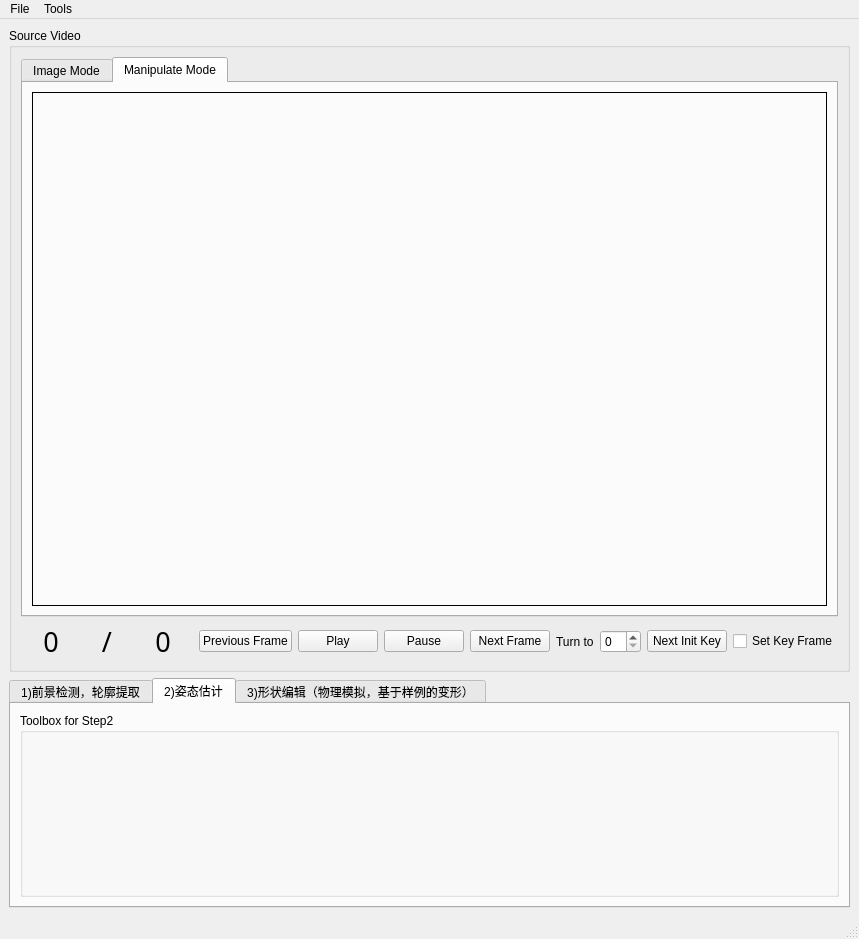
The window that PCM/qt_gui/ui/VideoEditingScene.ui (FLOWERCLOUD/ebpd_vs2015) describes before a commit, drawn with Qt 5.
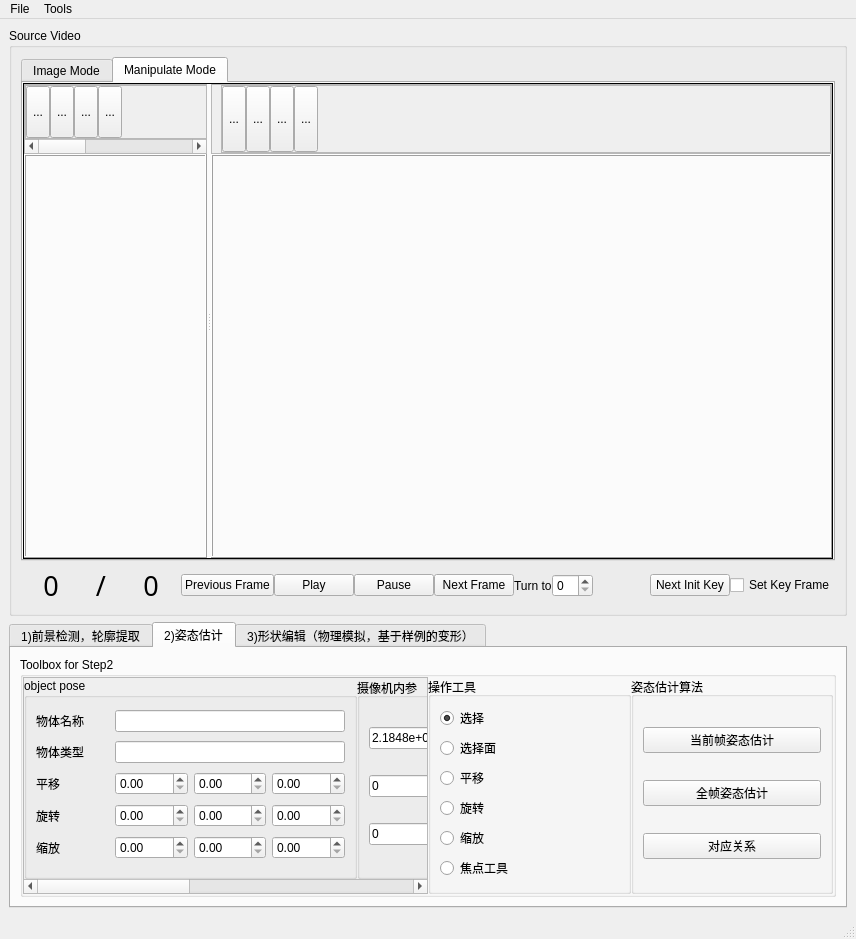
The same window after the commit. The open tabs and pages were chosen to show the change. Custom widgets are drawn as their Qt base class.

What changed in the file:
```diff
--- a/PCM/qt_gui/ui/VideoEditingScene.ui
+++ b/PCM/qt_gui/ui/VideoEditingScene.ui
@@ -101,6 +101,21 @@
              <string>Manipulate Mode</string>
             </attribute>
             <layout class="QVBoxLayout" name="verticalLayout_7">
+             <property name="spacing">
+              <number>0</number>
+             </property>
+             <property name="leftMargin">
+              <number>0</number>
+             </property>
+             <property name="topMargin">
+              <number>0</number>
+             </property>
+             <property name="rightMargin">
+              <number>0</number>
+             </property>
+             <property name="bottomMargin">
+              <number>0</number>
+             </property>
              <item>
               <widget class="QFrame" name="frame_manipulate">
                <property name="sizePolicy">
@@ -118,6 +133,394 @@
                <property name="lineWidth">
                 <number>1</number>
                </property>
+               <layout class="QHBoxLayout" name="horizontalLayout_9">
+                <property name="spacing">
+                 <number>0</number>
+                </property>
+                <property name="leftMargin">
+                 <number>0</number>
+                </property>
+                <property name="topMargin">
+                 <number>0</number>
+                </property>
+                <property name="rightMargin">
+                 <number>0</number>
+                </property>
+                <property name="bottomMargin">
+                 <number>0</number>
+                </property>
+                <item>
+                 <widget class="QSplitter" name="splitter">
+                  <property name="orientation">
+                   <enum>Qt::Horizontal</enum>
+                  </property>
+                  <widget class="QWidget" name="verticalLayoutWidget">
+                   <layout class="QVBoxLayout" name="verticalLayout_10" stretch="1,20">
+                    <property name="spacing">
+                     <number>0</number>
+                    </property>
+                    <item>
+                     <widget class="QScrollArea" name="scrollArea_2">
+                      <property name="widgetResizable">
+                       <bool>true</bool>
+                      </property>
+                      <widget class="QWidget" name="scrollAreaWidgetContents_3">
+                       <property name="geometry">
+                        <rect>
+                         <x>0</x>
+                         <y>0</y>
+                         <width>600</width>
+                         <height>52</height>
+                        </rect>
+                       </property>
+                       <property name="minimumSize">
+                        <size>
+                         <width>600</width>
+                         <height>0</height>
+                        </size>
+                       </property>
+                       <layout class="QHBoxLayout" name="horizontalLayout_10">
+                        <property name="spacing">
+                         <number>0</number>
+                        </property>
+                        <property name="leftMargin">
+                         <number>0</number>
+                        </property>
+                        <property name="topMargin">
+                         <number>0</number>
+                        </property>
+                        <property name="bottomMargin">
+                         <number>0</number>
+                        </property>
+                        <item>
+                         <widget class="QFrame" name="frame">
+                          <property name="frameShape">
+                           <enum>QFrame::StyledPanel</enum>
+                          </property>
+                          <property name="frameShadow">
+                           <enum>QFrame::Raised</enum>
+                          </property>
+                          <layout class="QHBoxLayout" name="horizontalLayout_13">
+                           <property name="spacing">
+                            <number>0</number>
+                           </property>
+                           <property name="leftMargin">
+                            <number>0</number>
+                           </property>
+                           <property name="topMargin">
+                            <number>0</number>
+                           </property>
+                           <property name="rightMargin">
+                            <number>0</number>
+                           </property>
+                           <property name="bottomMargin">
+                            <number>0</number>
+                           </property>
+                           <item>
+                            <widget class="QToolButton" name="solid1">
+                             <property name="sizePolicy">
+                              <sizepolicy hsizetype="Preferred" vsizetype="Expanding">
+                               <horstretch>0</horstretch>
+                               <verstretch>0</verstretch>
+                              </sizepolicy>
+                             </property>
+                             <property name="text">
+                              <string>...</string>
+                             </property>
+                             <property name="iconSize">
+                              <size>
+                               <width>32</width>
+                               <height>32</height>
+                              </size>
+                             </property>
+                             <property name="autoExclusive">
+                              <bool>true</bool>
+                             </property>
+                            </widget>
+                           </item>
+                           <item>
+                            <widget class="QToolButton" name="wireframe1">
+                             <property name="sizePolicy">
+                              <sizepolicy hsizetype="Preferred" vsizetype="Expanding">
+                               <horstretch>0</horstretch>
+                               <verstretch>0</verstretch>
+                              </sizepolicy>
+                             </property>
+                             <property name="text">
+                              <string>...</string>
+                             </property>
+                             <property name="iconSize">
+                              <size>
+                               <width>32</width>
+                               <height>32</height>
+                              </size>
+                             </property>
+                             <property name="autoExclusive">
+                              <bool>true</bool>
+                             </property>
+                            </widget>
+                           </item>
+                           <item>
+                            <widget class="QToolButton" name="transparent1">
+                             <property name="sizePolicy">
+                              <sizepolicy hsizetype="Preferred" vsizetype="Expanding">
+                               <horstretch>0</horstretch>
+                               <verstretch>0</verstretch>
+                              </sizepolicy>
+                             </property>
+                             <property name="text">
+                              <string>...</string>
+                             </property>
+                             <property name="iconSize">
+                              <size>
+                               <width>32</width>
+                               <height>32</height>
+                              </size>
+                             </property>
+                             <property name="autoExclusive">
+                              <bool>true</bool>
+                             </property>
+                            </widget>
+                           </item>
+                           <item>
+                            <widget class="QToolButton" name="texture1">
+                             <property name="sizePolicy">
+                              <sizepolicy hsizetype="Preferred" vsizetype="Expanding">
+                               <horstretch>0</horstretch>
+                               <verstretch>0</verstretch>
+                              </sizepolicy>
+                             </property>
+                             <property name="text">
+                              <string>...</string>
+                             </property>
+                             <property name="iconSize">
+                              <size>
+                               <width>32</width>
+                               <height>32</height>
+                              </size>
+                             </property>
+                             <property name="autoExclusive">
+                              <bool>true</bool>
+                             </property>
+                            </widget>
+                           </item>
+                           <item>
+                            <spacer name="horizontalSpacer_3">
+                             <property name="orientation">
+                              <enum>Qt::Horizontal</enum>
+                             </property>
+                             <property name="sizeHint" stdset="0">
+                              <size>
+                               <width>40</width>
+                               <height>20</height>
+                              </size>
+                             </property>
+                            </spacer>
+                           </item>
+                          </layout>
+                         </widget>
+                        </item>
+                       </layout>
+                      </widget>
+                     </widget>
+                    </item>
+                    <item>
+                     <widget class="QFrame" name="frame_cameraview">
+                      <property name="frameShape">
+                       <enum>QFrame::Box</enum>
+                      </property>
+                      <property name="frameShadow">
+                       <enum>QFrame::Raised</enum>
+                      </property>
+                     </widget>
+                    </item>
+                   </layout>
+                  </widget>
+                  <widget class="QWidget" name="verticalLayoutWidget_2">
+                   <layout class="QVBoxLayout" name="verticalLayout_11" stretch="1,20">
+                    <property name="spacing">
+                     <number>0</number>
+                    </property>
+                    <item>
+                     <widget class="QScrollArea" name="scrollArea_3">
+                      <property name="widgetResizable">
+                       <bool>true</bool>
+                      </property>
+                      <widget class="QWidget" name="scrollAreaWidgetContents_4">
+                       <property name="geometry">
+                        <rect>
+                         <x>0</x>
+                         <y>0</y>
+                         <width>600</width>
+                         <height>52</height>
+                        </rect>
+                       </property>
+                       <property name="minimumSize">
+                        <size>
+                         <width>600</width>
+                         <height>0</height>
+                        </size>
+                       </property>
+                       <layout class="QHBoxLayout" name="horizontalLayout_11">
+                        <property name="spacing">
+                         <number>0</number>
+                        </property>
+                        <property name="topMargin">
+                         <number>0</number>
+                        </property>
+                        <property name="rightMargin">
+                         <number>0</number>
+                        </property>
+                        <property name="bottomMargin">
+                         <number>0</number>
+                        </property>
+                        <item>
+                         <widget class="QFrame" name="frame_2">
+                          <property name="frameShape">
+                           <enum>QFrame::StyledPanel</enum>
+                          </property>
+                          <property name="frameShadow">
+                           <enum>QFrame::Raised</enum>
+                          </property>
+                          <layout class="QHBoxLayout" name="horizontalLayout_12">
+                           <property name="spacing">
+                            <number>0</number>
+                           </property>
+                           <property name="leftMargin">
+                            <number>0</number>
+                           </property>
+                           <property name="topMargin">
+                            <number>0</number>
+                           </property>
+                           <property name="rightMargin">
+                            <number>0</number>
+                           </property>
+                           <property name="bottomMargin">
+                            <number>0</number>
+                           </property>
+                           <item>
+                            <widget class="QToolButton" name="solid2">
+                             <property name="sizePolicy">
+                              <sizepolicy hsizetype="Preferred" vsizetype="Expanding">
+                               <horstretch>0</horstretch>
+                               <verstretch>0</verstretch>
+                              </sizepolicy>
+                             </property>
+                             <property name="text">
+                              <string>...</string>
+                             </property>
+                             <property name="iconSize">
+                              <size>
+                               <width>32</width>
+                               <height>32</height>
+                              </size>
+                             </property>
+                             <property name="autoExclusive">
+                              <bool>true</bool>
+                             </property>
+                            </widget>
+                           </item>
+                           <item>
+                            <widget class="QToolButton" name="wireframe2">
+                             <property name="sizePolicy">
+                              <sizepolicy hsizetype="Preferred" vsizetype="Expanding">
+                               <horstretch>0</horstretch>
+                               <verstretch>0</verstretch>
+                              </sizepolicy>
+                             </property>
+                             <property name="text">
+                              <string>...</string>
+                             </property>
+                             <property name="iconSize">
+                              <size>
+                               <width>32</width>
+                               <height>32</height>
+                              </size>
+                             </property>
+                             <property name="autoExclusive">
+                              <bool>true</bool>
+                             </property>
+                            </widget>
+                           </item>
+                           <item>
+                            <widget class="QToolButton" name="transparent2">
+                             <property name="sizePolicy">
+                              <sizepolicy hsizetype="Preferred" vsizetype="Expanding">
+                               <horstretch>0</horstretch>
+                               <verstretch>0</verstretch>
+                              </sizepolicy>
+                             </property>
+                             <property name="text">
+                              <string>...</string>
+                             </property>
+                             <property name="iconSize">
+                              <size>
+                               <width>32</width>
+                               <height>32</height>
+                              </size>
+                             </property>
+                             <property name="autoExclusive">
+                              <bool>true</bool>
+                             </property>
+                            </widget>
+                           </item>
+                           <item>
+                            <widget class="QToolButton" name="texture2">
+                             <property name="sizePolicy">
+                              <sizepolicy hsizetype="Preferred" vsizetype="Expanding">
+                               <horstretch>0</horstretch>
+                               <verstretch>0</verstretch>
+                              </sizepolicy>
+                             </property>
+                             <property name="text">
+                              <string>...</string>
+                             </property>
+                             <property name="iconSize">
+                              <size>
+                               <width>32</width>
+                               <height>32</height>
+                              </size>
+                             </property>
+                             <property name="autoExclusive">
+                              <bool>true</bool>
+                             </property>
+                            </widget>
+                           </item>
+                           <item>
+                            <spacer name="horizontalSpacer_4">
+                             <property name="orientation">
+                              <enum>Qt::Horizontal</enum>
+                             </property>
+                             <property name="sizeHint" stdset="0">
+                              <size>
+                               <width>430</width>
+                               <height>20</height>
+                              </size>
+                             </property>
+                            </spacer>
+                           </item>
+                          </layout>
+                         </widget>
+                        </item>
+                       </layout>
+                      </widget>
+                     </widget>
+                    </item>
+                    <item>
+                     <widget class="QFrame" name="frame_worldview">
+                      <property name="frameShape">
+                       <enum>QFrame::Box</enum>
+                      </property>
+                      <property name="frameShadow">
+                       <enum>QFrame::Raised</enum>
+                      </property>
+                     </widget>
+                    </item>
+                   </layout>
+                  </widget>
+                 </widget>
+                </item>
+               </layout>
               </widget>
              </item>
             </layout>
@@ -126,6 +529,9 @@
          </item>
          <item>
           <layout class="QHBoxLayout" name="horizontalLayout_2" stretch="0,0,0,0">
+           <property name="spacing">
+            <number>0</number>
+           </property>
            <item>
             <widget class="QLabel" name="cur_frame_idx">
              <property name="sizePolicy">
@@ -531,6 +937,322 @@
             <property name="title">
              <string>Toolbox for Step2</string>
             </property>
+            <layout class="QHBoxLayout" name="horizontalLayout_3" stretch="2,1,1">
+             <property name="spacing">
+              <number>0</number>
+             </property>
+             <property name="leftMargin">
+              <number>0</number>
+             </property>
+             <property name="topMargin">
+              <number>0</number>
+             </property>
+             <property name="rightMargin">
+              <number>0</number>
+             </property>
+             <property name="bottomMargin">
+              <number>0</number>
+             </property>
+             <item>
+              <widget class="QScrollArea" name="scrollArea_object_info">
+               <property name="widgetResizable">
+                <bool>true</bool>
+               </property>
+               <widget class="QWidget" name="scrollAreaWidgetContents">
+                <property name="geometry">
+                 <rect>
+                  <x>0</x>
+                  <y>0</y>
+                  <width>1000</width>
+                  <height>158</height>
+                 </rect>
+                </property>
+                <property name="minimumSize">
+                 <size>
+                  <width>1000</width>
+                  <height>0</height>
+                 </size>
+                </property>
+                <layout class="QHBoxLayout" name="horizontalLayout_8" stretch="1,1,1">
+                 <property name="spacing">
+                  <number>0</number>
+                 </property>
+                 <property name="leftMargin">
+                  <number>0</number>
+                 </property>
+                 <property name="topMargin">
+                  <number>0</number>
+                 </property>
+                 <property name="rightMargin">
+                  <number>0</number>
+                 </property>
+                 <property name="bottomMargin">
+                  <number>0</number>
+                 </property>
+                 <item>
+                  <layout class="QHBoxLayout" name="horizontalLayout_4">
+                   <property name="spacing">
+                    <number>1</number>
+                   </property>
+                   <property name="sizeConstraint">
+                    <enum>QLayout::SetFixedSize</enum>
+                   </property>
+                   <item>
+                    <widget class="QGroupBox" name="object_pose">
+                     <property name="minimumSize">
+                      <size>
+                       <width>0</width>
+                       <height>0</height>
+                      </size>
+                     </property>
+                     <property name="title">
+                      <string>object pose</string>
+                     </property>
+                     <layout class="QGridLayout" name="gridLayout_4">
+                      <property name="sizeConstraint">
+                       <enum>QLayout::SetDefaultConstraint</enum>
+                      </property>
+                      <item row="4" column="0">
+                       <widget class="QLabel" name="label_11">
+                        <property name="text">
+                         <string>缩放</string>
+                        </property>
+                       </widget>
+                      </item>
+                      <item row="3" column="0">
+                       <widget class="QLabel" name="label_8">
+                        <property name="text">
+                         <string>旋转</string>
+                        </property>
+                       </widget>
+                      </item>
+                      <item row="2" column="0">
+                       <widget class="QLabel" name="label">
+                        <property name="text">
+                         <string>平移</string>
+                        </property>
+                       </widget>
+                      </item>
+                      <item row="2" column="1">
+                       <widget class="QDoubleSpinBox" name="translate_x"/>
+                      </item>
+                      <item row="2" column="3">
+                       <widget class="QDoubleSpinBox" name="translate_z"/>
+                      </item>
+                      <item row="4" column="1">
+                       <widget class="QDoubleSpinBox" name="scale_x"/>
+                      </item>
+                      <item row="4" column="3">
+                       <widget class="QDoubleSpinBox" name="scale_z"/>
+                      </item>
+                      <item row="3" column="3">
+                       <widget class="QDoubleSpinBox" name="rotate_z"/>
+                      </item>
+                      <item row="2" column="2">
+                       <widget class="QDoubleSpinBox" name="translate_y"/>
+                      </item>
+                      <item row="3" column="2">
+                       <widget class="QDoubleSpinBox" name="rotate_y"/>
+                      </item>
+                      <item row="0" column="0">
+                       <widget class="QLabel" name="object_name_label">
+                        <property name="text">
+                         <string>物体名称</string>
+                        </property>
+                       </widget>
+                      </item>
+                      <item row="4" column="2">
+                       <widget class="QDoubleSpinBox" name="scale_y"/>
+                      </item>
+                      <item row="3" column="1">
+                       <widget class="QDoubleSpinBox" name="rotate_x"/>
+                      </item>
+                      <item row="1" column="0">
+                       <widget class="QLabel" name="object_type_label">
+                        <property name="text">
+                         <string>物体类型</string>
+                        </property>
+                       </widget>
+                      </item>
+                      <item row="1" column="1" colspan="3">
+                       <widget class="QLineEdit" name="object_type"/>
+                      </item>
+                      <item row="0" column="1" colspan="3">
+                       <widget class="QLineEdit" name="object_name"/>
+                      </item>
+                     </layout>
+                    </widget>
+                   </item>
+                  </layout>
+                 </item>
+                 <item>
+                  <widget class="QGroupBox" name="groupBox_2">
+                   <property name="title">
+                    <string>摄像机内参</string>
+                   </property>
+                   <layout class="QGridLayout" name="gridLayout_6">
+                    <item row="0" column="0">
+                     <widget class="QLineEdit" name="alpha">
+                      <property name="text">
+                       <string>2.1848e+04</string>
+                      </property>
+                     </widget>
+                    </item>
+                    <item row="0" column="1">
+                     <widget class="QLineEdit" name="gama">
+                      <property name="text">
+                       <string>0.0</string>
+                      </property>
+                     </widget>
+                    </item>
+                    <item row="0" column="2">
+                     <widget class="QLineEdit" name="u0">
+                      <property name="text">
+                       <string>-241.417</string>
+                      </property>
+                     </widget>
+                    </item>
+                    <item row="1" column="0">
+                     <widget class="QLineEdit" name="rotate_x_3">
+                      <property name="text">
+                       <string>0</string>
+                      </property>
+                     </widget>
+                    </item>
+                    <item row="1" column="1">
+                     <widget class="QLineEdit" name="beta">
+                      <property name="text">
+                       <string>1.2049e+04</string>
+                      </property>
+                     </widget>
+                    </item>
+                    <item row="1" column="2">
+                     <widget class="QLineEdit" name="v0">
+                      <property name="text">
+                       <string>1.3402e+03</string>
+                      </property>
+                     </widget>
+                    </item>
+                    <item row="2" column="0">
+                     <widget class="QLineEdit" name="scale_x_3">
+                      <property name="text">
+                       <string>0</string>
+                      </property>
+                     </widget>
+                    </item>
+                    <item row="2" column="1">
+                     <widget class="QLineEdit" name="scale_y_3">
+                      <property name="text">
+                       <string>0</string>
+                      </property>
+                     </widget>
+                    </item>
+                    <item row="2" column="2">
+                     <widget class="QLineEdit" name="scale_z_3">
+                      <property name="text">
+                       <string>1</string>
+                      </property>
+                     </widget>
+                    </item>
+                   </layout>
+                  </widget>
+                 </item>
+                 <item>
+                  <widget class="QGroupBox" name="groupBox_4">
+                   <property name="title">
+                    <string>GroupBox</string>
+                   </property>
+                  </widget>
+                 </item>
+                </layout>
+               </widget>
+              </widget>
+             </item>
+             <item>
+              <widget class="QGroupBox" name="groupBox_manipulate">
+               <property name="title">
+                <string>操作工具</string>
+               </property>
+               <layout class="QVBoxLayout" name="verticalLayout_4">
+                <item>
+                 <widget class="QRadioButton" name="radioButton_select">
+                  <property name="text">
+                   <string>选择</string>
+                  </property>
+                  <property name="checked">
+                   <bool>true</bool>
+                  </property>
+                 </widget>
+                </item>
+                <item>
+                 <widget class="QRadioButton" name="radioButton_selectface">
+                  <property name="text">
+                   <string>选择面</string>
+                  </property>
+                 </widget>
+                </item>
+                <item>
+                 <widget class="QRadioButton" name="radioButton_translate">
+                  <property name="text">
+                   <string>平移</string>
+                  </property>
+                 </widget>
+                </item>
+                <item>
+                 <widget class="QRadioButton" name="radioButton_rotate">
+                  <property name="text">
+                   <string>旋转</string>
+                  </property>
+                 </widget>
+                </item>
+                <item>
+                 <widget class="QRadioButton" name="radioButton_scale">
+                  <property name="text">
+                   <string>缩放</string>
+                  </property>
+                 </widget>
+                </item>
+                <item>
+                 <widget class="QRadioButton" name="radioButton_fouces">
+                  <property name="text">
+                   <string>焦点工具</string>
+                  </property>
+                 </widget>
+                </item>
+               </layout>
+              </widget>
+             </item>
+             <item>
+              <widget class="QGroupBox" name="groupBox_3">
+               <property name="title">
+                <string>姿态估计算法</string>
+               </property>
+               <layout class="QVBoxLayout" name="verticalLayout_9">
+                <item>
+                 <widget class="QPushButton" name="pushButtoncur_pose_estimation">
+                  <property name="text">
+                   <string>当前帧姿态估计</string>
+                  </property>
+                 </widget>
+                </item>
+                <item>
+                 <widget class="QPushButton" name="pushButton_whole_pose_estimation">
+                  <property name="text">
+                   <string>全帧姿态估计</string>
+                  </property>
+                 </widget>
+                </item>
+                <item>
+                 <widget class="QPushButton" name="pushButton_correspondence">
+                  <property name="text">
+                   <string>对应关系</string>
+                  </property>
+                 </widget>
+                </item>
+               </layout>
+              </widget>
+             </item>
+            </layout>
            </widget>
           </item>
          </layout>
```
Left out of the diff: 10 changed lines with no effect on the pictures.
